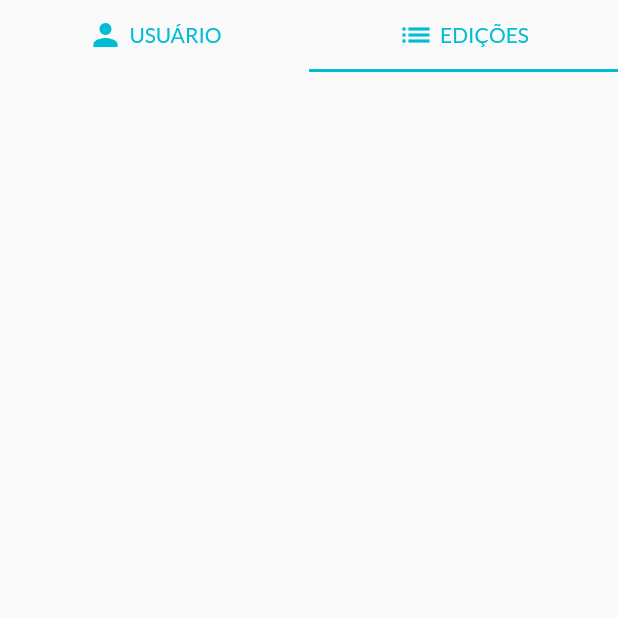
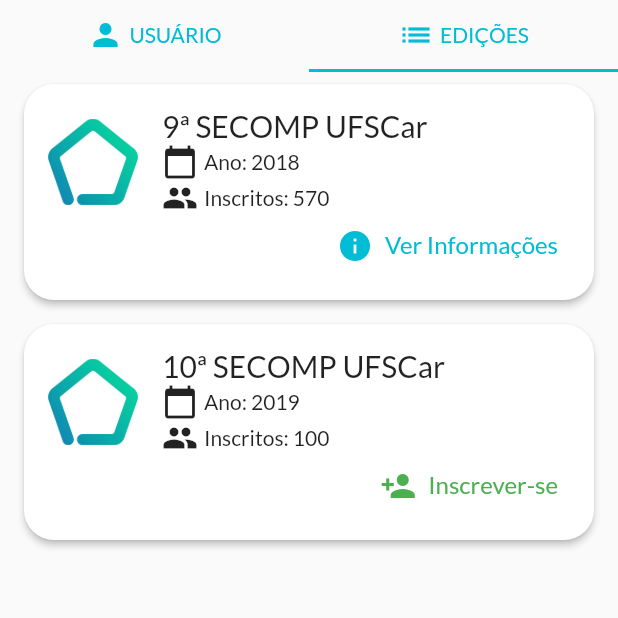
Before and after one commit to secompufscar/app-android, a Flutter app: the PaginaParticipante screen opened directly, tab 2 chosen, on a phone screen of 412 x 824 dp, the top half of it. Run offline on Flutter 3.47's test engine with Material 2 defaults, Android fonts, the phone set to English and light mode, and no system bars; our stand-ins replace gradient_app_bar, simple_animations; missing offline and left inert: android_intent.

Commit message:
Adicionano UI da página de Edições

```diff
--- /dev/null
+++ b/lib/models/evento.dart
@@ -0,0 +1,9 @@
+class Evento {
+  final bool ativo;
+  final int inscritos;
+  final String ano;
+  final String imgUrl;
+  final String edicao;
+
+  Evento({this.ativo, this.inscritos, this.ano, this.imgUrl, this.edicao});
+}
--- a/lib/routes/participante/edicoes_tab_view.dart
+++ b/lib/routes/participante/edicoes_tab_view.dart
@@ -1,10 +1,106 @@
+import 'package:app_secomp/components/text_button.dart';
+import 'package:app_secomp/models/evento.dart';
 import 'package:flutter/material.dart';
+import 'package:app_secomp/components/card.dart';
 
 class EdicoesTabView extends StatelessWidget {
   @override
   Widget build(BuildContext context) {
-    return Container(
+    List eventos = <Evento>[
+      Evento(
+          ativo: false,
+          edicao: "9ª SECOMP UFSCar",
+          ano: "2018",
+          inscritos: 570),
+      Evento(
+          ativo: true,
+          edicao: "10ª SECOMP UFSCar",
+          ano: "2019",
+          inscritos: 100),
+    ];
 
+    Widget _buildCardEvento(int index) {
+      Evento e = eventos[index];
+
+      return SecompCard(
+        child: Column(
+          children: <Widget>[
+            Row(
+              children: <Widget>[
+                Padding(
+                  padding: const EdgeInsets.only(right: 16),
+                  child: Image.asset(
+                    'assets/logos/colorida-pentagono.png',
+                    width: 60,
+                    height: 60,
+                  ),
+                ),
+                Column(
+                  mainAxisAlignment: MainAxisAlignment.start,
+                  crossAxisAlignment: CrossAxisAlignment.start,
+                  mainAxisSize: MainAxisSize.max,
+                  children: <Widget>[
+                    Text(
+                      e.edicao,
+                      style: TextStyle(
+                        fontSize: 20,
+                      ),
+                    ),
+                    Row(
+                      children: <Widget>[
+                        Padding(
+                          padding: const EdgeInsets.only(right: 4),
+                          child: Icon(Icons.calendar_today),
+                        ),
+                        Text("Ano: ${e.ano}"),
+                      ],
+                    ),
+                    Row(
+                      children: <Widget>[
+                        Padding(
+                          padding: const EdgeInsets.only(right: 4),
+                          child: Icon(Icons.people),
+                        ),
+                        Text("Inscritos: ${e.inscritos}"),
+                      ],
+                    ),
+                  ],
+                ),
+              ],
+            ),
+            Row(
+              mainAxisAlignment: MainAxisAlignment.end,
+              children: <Widget>[
+                if (e.ativo) ...[
+                  TextButton(
+                    "Inscrever-se",
+                    action: () {},
+                    icon: Icon(
+                      Icons.person_add,
+                      color: Colors.green,
+                    ),
+                    style: TextStyle(fontSize: 16, color: Colors.green),
+                  )
+                ] else
+                  TextButton(
+                    "Ver Informações",
+                    action: () {},
+                    icon: Icon(
+                      Icons.info,
+                      color: Colors.cyan,
+                    ),
+                    style: TextStyle(fontSize: 16, color: Colors.cyan),
+                  ),
+              ],
+            )
+          ],
+        ),
+      );
+    }
+
+    return ListView.builder(
+      itemCount: eventos.length,
+      itemBuilder: (BuildContext context, int index) => _buildCardEvento(index),
     );
   }
 }
--- a/pubspec.yaml
+++ b/pubspec.yaml
@@ -14,7 +14,7 @@ description: Aplicativo Mobile para a X Semana da Computação da UFSCar
 version: 1.0.0+1
 
 environment:
-  sdk: ">=2.1.0 <3.0.0"
+  sdk: ">=2.2.2 <3.0.0"
 
 dependencies:
   flutter:
```
Also changed, not shown: pubspec.lock.
